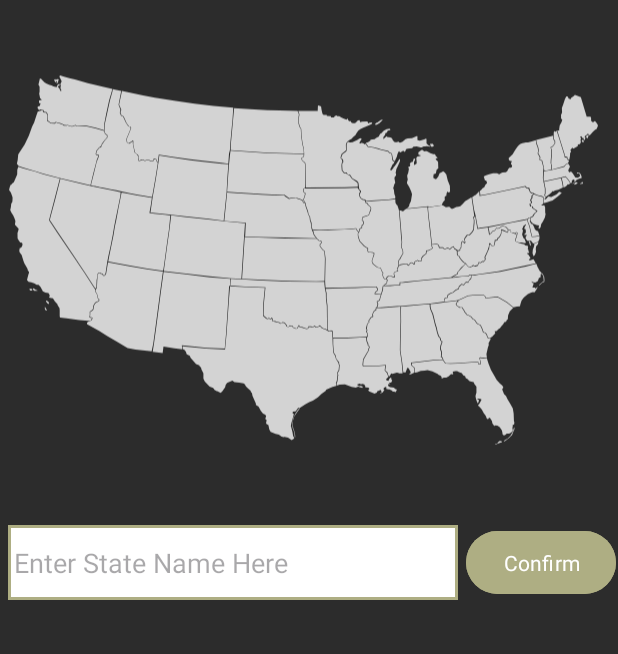
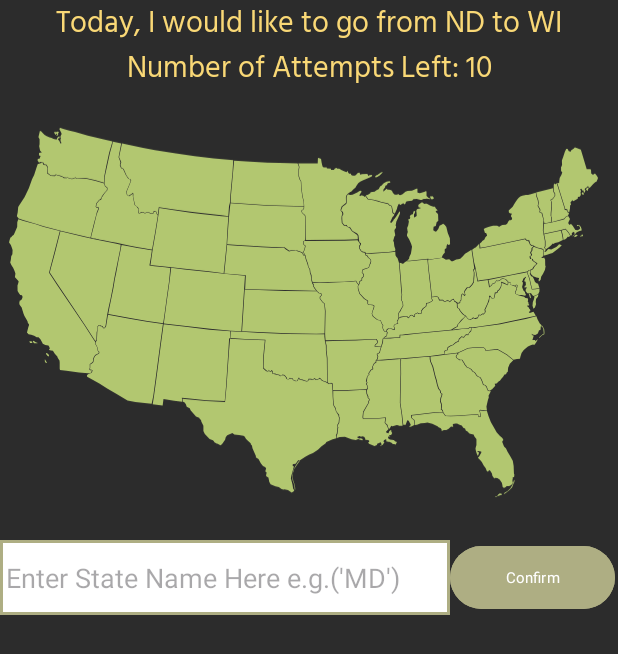
Before and after one commit to Treez233/TravelUSA, an Android app: the MainActivity screen opened directly, with no data from a screen before it, on a phone screen of 412 x 824 dp. Shown: the top 654 px of the screen. Run offline under Robolectric (Android 15) with nearby library versions, the phone set to English and light mode, and no system bars; our stand-ins replace AdMob; 3 statements that could not run were skipped.

Commit message:
finished game portion, need to finish ads, voice control, and rating bar.

```diff
--- a/app/build.gradle.kts
+++ b/app/build.gradle.kts
@@ -44,5 +44,6 @@ dependencies {
     androidTestImplementation("androidx.test.ext:junit:1.1.5")
     androidTestImplementation("androidx.test.espresso:espresso-core:3.5.1")
     implementation("com.google.android.gms:play-services-ads:22.5.0")
+    implementation ("androidx.vectordrawable:vectordrawable:1.1.0")
 
 }
--- a/app/src/main/java/com/example/travelusa/Game.kt
+++ b/app/src/main/java/com/example/travelusa/Game.kt
@@ -1,29 +1,39 @@
 package com.example.travelusa
 
+import android.util.Log
 import java.util.LinkedList
+import kotlin.random.Random
 
 class Game {
+    private lateinit var startState : String
+    private lateinit var endState : String
+    private lateinit var states : MutableList<String>
+    private lateinit var adjacencyMatrix: Array<BooleanArray>
+    private lateinit var shortestRoutes : List<List<String>>
+    private var tries : Int = 10
+    private var progress = 0;
+    private var routeLen = 0;
     constructor(){
         createAdj()
+        generateTwoStates()
     }
     private fun createAdj(){
-
-        val states = mutableListOf<String>()
+        states = mutableListOf()
         for (str in DATASET){
             val first = str.split(" ")
             states.add(first[0])
         }
-        println(states)
+        //println(states)
         val map = DATASET.associate { entry -> val split = entry.split(" ")
         split.first() to split.drop(1)}
 
-        println(map)
+        //println(map)
 
         // Create a list of all unique vertices
         val vertices = states
 
         // Initialize an empty adjacency matrix
-        val adjacencyMatrix = Array(vertices.size) { BooleanArray(vertices.size) }
+        adjacencyMatrix = Array(vertices.size) { BooleanArray(vertices.size) }
 
         // Populate the adjacency matrix
         for ((vertex, neighbors) in map) {
@@ -35,21 +45,59 @@ class Game {
         }
 
         // Print the adjacency matrix
-        println("Adjacency Matrix:")
+        /*println("Adjacency Matrix:")
         for (i in vertices.indices) {
             for (j in vertices.indices) {
                 print(if (adjacencyMatrix[i][j]) "1 " else "0 ")
             }
             println()
-        }
-        val shortestRoutes = findAllShortestRoutes(adjacencyMatrix, states,"MD", "CA" )
+        }*/
+        val (startState, endState) = generateTwoStates()
+        this.startState = startState
+        this.endState = endState
+        shortestRoutes = findAllShortestRoutes(adjacencyMatrix, states, startState, endState)
+        routeLen = shortestRoutes[0].size
         println(shortestRoutes)
         if (shortestRoutes.isNotEmpty()) {
-            println("Shortest route from MD to CA:")
+            println("Shortest route from ${startState} to ${endState}:")
             println(shortestRoutes.joinToString(" -> "))
         } else {
-            println("No route found from MD to CA.")
+            println("No route found from ${startState} to ${endState}.")
         }
+    }
+    fun generateTwoStates() : Pair<String, String>{
+        var random = Random.Default
+        var randomS = random.nextInt(0,48)
+        var randomE = random.nextInt(0,48)
+        while (randomS == randomE)
+            randomE = random.nextInt(0,48)
+
+        /*val contiguousStates = listOf(
+            "Alabama", "Arizona", "Arkansas", "California", "Colorado", "Connecticut",
+            "Delaware", "Florida", "Georgia", "Idaho", "Illinois", "Indiana", "Iowa",
+            "Kansas", "Kentucky", "Louisiana", "Maine", "Maryland", "Massachusetts",
+            "Michigan", "Minnesota", "Mississippi", "Missouri", "Montana", "Nebraska",
+            "Nevada", "New Hampshire", "New Jersey", "New Mexico", "New York",
+            "North Carolina", "North Dakota", "Ohio", "Oklahoma", "Oregon",
+            "Pennsylvania", "Rhode Island", "South Carolina", "South Dakota", "Tennessee",
+            "Texas", "Utah", "Vermont", "Virginia", "Washington", "West Virginia", "Wisconsin", "Wyoming"
+        )*/
+        val stateAbbreviations = arrayOf(
+            "AL", "AZ", "AR", "CA", "CO", "CT",
+            "DE", "FL", "GA", "ID", "IL", "IN", "IA",
+            "KS", "KY", "LA", "ME", "MD", "MA",
+            "MI", "MN", "MS", "MO", "MT", "NE",
+            "NV", "NH", "NJ", "NM", "NY",
+            "NC", "ND", "OH", "OK", "OR",
+            "PA", "RI", "SC", "SD", "TN",
+            "TX", "UT", "VT", "VA", "WA", "WV", "WI", "WY"
+        )
+        // Mapping of states to numbers from 0 to 47
+        val indexToStateMap: Map<Int, String> = stateAbbreviations.withIndex().associate { it.index to it.value }
+        val stateName1 = indexToStateMap[randomS] ?: "State not found"
+        val stateName2 = indexToStateMap[randomE] ?: "State not found"
+        return Pair(stateName1, stateName2)
+
     }
     fun findAllShortestRoutes(
         adjacencyMatrix: Array<BooleanArray>,
@@ -123,8 +171,35 @@ class Game {
 
         return shortestRoutes
     }
+    fun getStart() : String{
+        return startState
+    }
+    fun getEnd() : String{
+        return endState
+    }
     fun validate(input : String) : Boolean{
+
+        tries--;
+        Log.w("MMMMMM", shortestRoutes[0].toString())
+        for (i in 0 until shortestRoutes.size) {
+            // Check if the input string is present in the current inner list
+            Log.w("MMMMMM", shortestRoutes[i].toString())
+            if (input in shortestRoutes[i]) {
+                progress++
+                return true // Input string is found in one of the inner lists
+            }
+        }
         return false
+    }
+    fun getTries(): Int{
+        return tries
+    }
+    fun gameEnd(){
+        if(tries == 0){
+            //go to stats page(lose)
+        }else if(progress == routeLen){
+            //go to stats page(win)
+        }
     }
     companion object{
         val DATASET = listOf(
--- a/app/src/main/java/com/example/travelusa/MainActivity.kt
+++ b/app/src/main/java/com/example/travelusa/MainActivity.kt
@@ -1,27 +1,55 @@
 package com.example.travelusa
 
 import android.content.Intent
+import android.graphics.Color
+import android.graphics.PorterDuff
+import android.graphics.PorterDuffColorFilter
 import androidx.appcompat.app.AppCompatActivity
 import android.os.Bundle
+import android.text.Spannable
+import android.text.SpannableStringBuilder
+import android.text.style.ForegroundColorSpan
+import android.util.Log
 import android.view.View
 import android.widget.Button
 import android.widget.EditText
+import android.widget.ImageView
 import android.widget.LinearLayout
+import android.widget.TextView
+import android.widget.Toast
+import androidx.core.content.ContextCompat
+import androidx.vectordrawable.graphics.drawable.VectorDrawableCompat
 import com.google.android.gms.ads.AdRequest
 import com.google.android.gms.ads.AdSize
 import com.google.android.gms.ads.AdView
+import org.w3c.dom.Text
+import java.io.InputStream
+
 
 class MainActivity : AppCompatActivity() {
     private lateinit var game : Game
     private lateinit var userInput : EditText
     private lateinit var confirm : Button
     private lateinit var adView : AdView
+    private lateinit var prompt : TextView
+    private lateinit var tries : TextView
+    private lateinit var map : ImageView
+    private lateinit var path : TextView
+
     override fun onCreate(savedInstanceState: Bundle?) {
         super.onCreate(savedInstanceState)
         setContentView(R.layout.activity_main)
         userInput = findViewById(R.id.userInput)
         confirm = findViewById(R.id.confirm_button)
-        //game = Game()
+        prompt = findViewById(R.id.prompt)
+        tries = findViewById(R.id.tries)
+        map = findViewById(R.id.mapImageView)
+        path = findViewById(R.id.path)
+        game = Game()
+        prompt.text = "Today, I would like to go from ${game.getStart()} to ${game.getEnd()}"
+        tries.text = "Number of Attempts Left: ${game.getTries()}"
+        map.setColorFilter(PorterDuffColorFilter(ContextCompat.getColor(this, R.color.green), PorterDuff.Mode.SRC_IN))
+        map.invalidate()
         createAd()
     }
     fun createAd(){
@@ -60,8 +88,26 @@ class MainActivity : AppCompatActivity() {
         }
         super.onDestroy()
     }
-    fun validateInput(){
-        var input : String = userInput.toString()
-        game.validate(input)
+    fun processInput(valid : Boolean, input : String){
+        val spannableStringBuilder = SpannableStringBuilder(path.text)
+        val res = "${10-game.getTries()}. $input "
+        spannableStringBuilder.append(res)
+        val colorSpan = if (valid) {
+            ForegroundColorSpan(Color.GREEN)
+        } else {
+            ForegroundColorSpan(Color.RED)
+        }
+        spannableStringBuilder.setSpan(colorSpan, spannableStringBuilder.length - res.length, spannableStringBuilder.length, Spannable.SPAN_EXCLUSIVE_EXCLUSIVE)
+        path.text = spannableStringBuilder
+    }
+    fun validateInput(v: View){
+        if(userInput.text.toString().matches(Regex("^[A-Z]{2}$"))){
+            var input : String = userInput.text.toString()
+            var valid : Boolean = game.validate(input)
+            tries.text = "Number of Tries Left: ${game.getTries()}"
+            processInput(valid, input)
+        }else{
+            Toast.makeText(this, "Incorrect format, please enter two uppercase letters", Toast.LENGTH_LONG).show()
+        }
     }
 }
--- a/app/src/main/res/layout/activity_main.xml
+++ b/app/src/main/res/layout/activity_main.xml
@@ -6,40 +6,61 @@
     android:layout_height="match_parent"
     tools:context=".MainActivity"
     android:background="@color/bg">
-
+    <TextView
+        android:layout_width="match_parent"
+        android:layout_height="30dp"
+        android:id="@+id/prompt"
+        android:textColor="@color/text"
+        android:textSize="20sp"
+        android:textAlignment="center"
+        android:text="Today I would like to go from CA to MD"
+        android:fontFamily="@font/hind_reg"
+        />
+    <TextView
+        android:layout_width="match_parent"
+        android:layout_height="30dp"
+        android:layout_below="@+id/prompt"
+        android:id="@+id/tries"
+        android:textColor="@color/text"
+        android:textSize="20sp"
+        android:textAlignment="center"
+        android:text="Number of tries left: 10"
+        android:fontFamily="@font/hind_reg"
+        />
     <ImageView
         android:id="@+id/mapImageView"
         android:layout_width="wrap_content"
-        android:layout_height="350dp"
+        android:layout_marginTop="60dp"
+        android:layout_height="300dp"
         app:srcCompat="@drawable/blank_us_map_48states" />
 
         <EditText
             android:layout_width="300dp"
             android:layout_height="50dp"
-            android:layout_marginLeft="5dp"
             android:id="@+id/userInput"
-            android:hint="Enter State Name Here"
+            android:hint="Enter State Name Here e.g.('MD')"
             android:layout_below="@+id/mapImageView"
             android:background="@drawable/textbox"
 
         />
 
-
         <Button
-            android:layout_width="100dp"
+            android:layout_width="110dp"
             android:layout_height="50dp"
-            android:layout_marginLeft="5dp"
             android:layout_below="@+id/mapImageView"
             android:layout_toRightOf="@+id/userInput"
             android:id="@+id/confirm_button"
             android:backgroundTint="@color/dull_green"
             android:onClick="validateInput"
             android:text="Confirm"
+            android:textSize="10sp"
+            android:textAlignment="center"
             />
 
     <TextView
+        android:layout_below="@+id/userInput"
         android:layout_width="match_parent"
-        android:layout_height="match_parent"
+        android:layout_height="100dp"
         android:id="@+id/path"/>
     <LinearLayout
         android:id="@+id/ad_view"
--- a/settings.gradle.kts
+++ b/settings.gradle.kts
@@ -10,6 +10,7 @@ dependencyResolutionManagement {
     repositories {
         google()
         mavenCentral()
+
     }
 }
 
```
